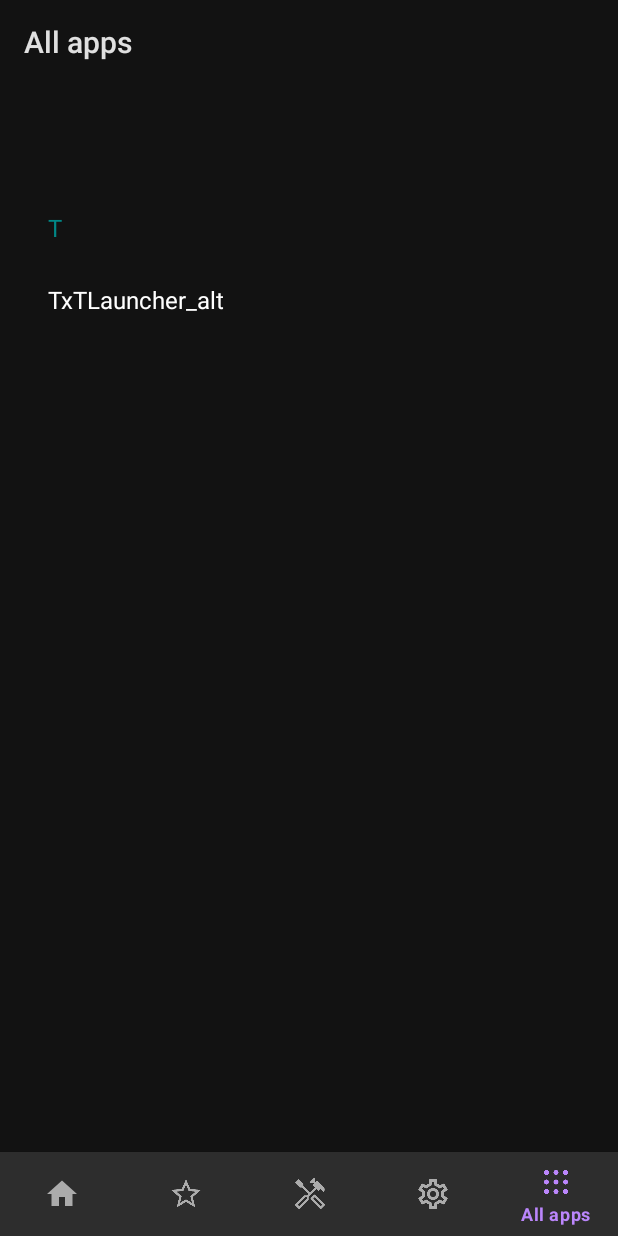
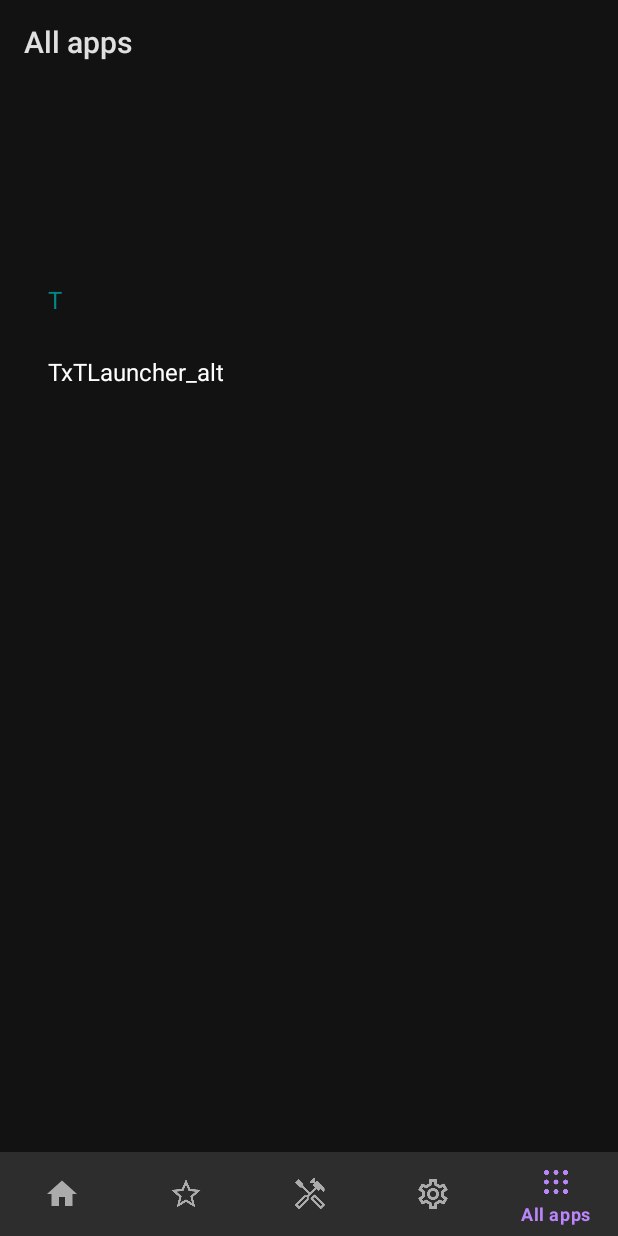
Before and after one commit to pphome2/TxTLauncher, an Android app: the AllappsFragment screen opened through its navigation route, on a phone screen of 412 x 824 dp. Run offline under Robolectric (Android 15) with nearby library versions, the phone set to English and light mode, and no system bars; our stand-ins replace navigation-ui; 10 statements that could not run were skipped.

Commit message:
20251010

```diff
--- a/TxTLauncher_alt/app/src/main/res/layout/fragment_allapps.xml
+++ b/TxTLauncher_alt/app/src/main/res/layout/fragment_allapps.xml
@@ -11,7 +11,7 @@
         android:layout_width="match_parent"
         android:layout_height="0dp"
         android:layout_marginStart="16dp"
-        android:layout_marginTop="16dp"
+        android:layout_marginTop="64dp"
         android:layout_marginEnd="16dp"
         android:layout_marginBottom="96dp"
         android:orientation="vertical"
```
